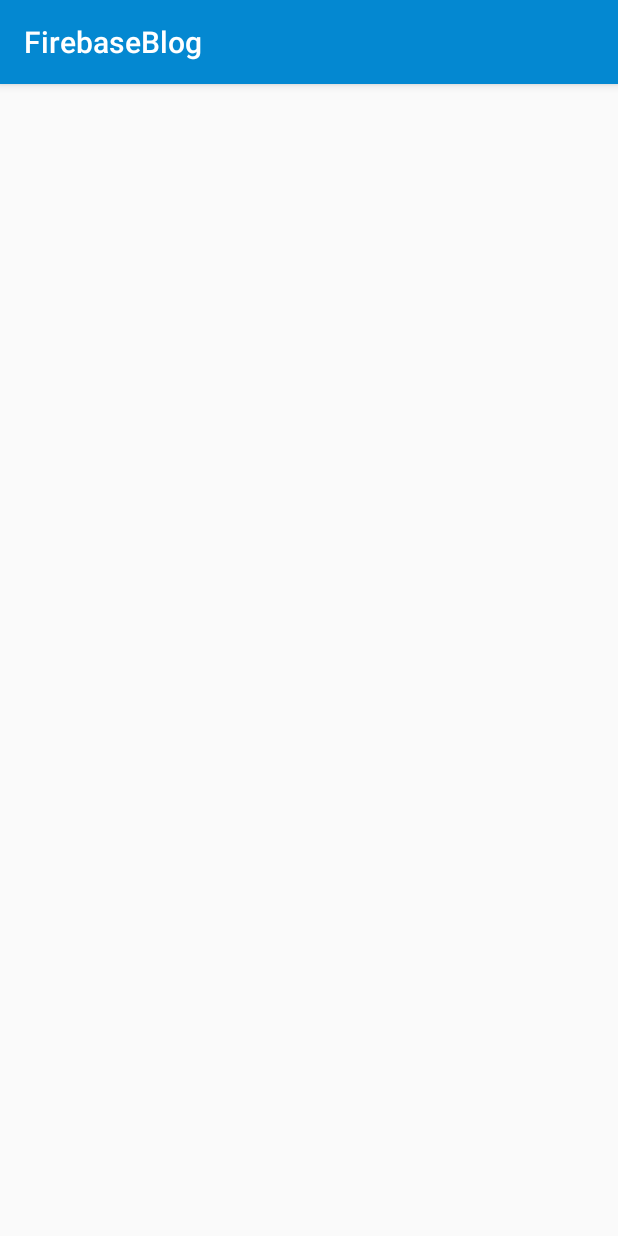
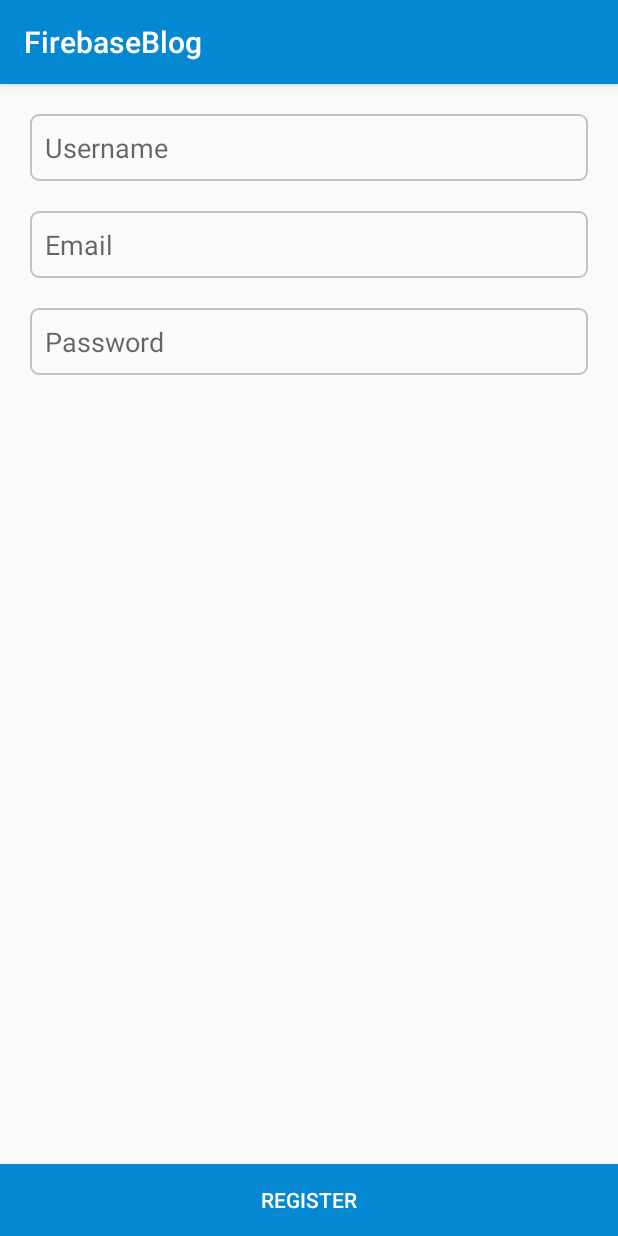
Before and after one commit to Raven0/FirebaseBlog, an Android app: the screen it shows after launch (MainActivity before the commit, RegisterActivity after it), on a phone screen of 412 x 824 dp. Run offline under Robolectric (Android 15) with nearby library versions, the phone set to English and light mode, and no system bars; our stand-ins replace Firebase (no records; nobody signed in at launch, a user with empty details on screens opened directly), Picasso; 2 statements that could not run were skipped.

Commit message:
register
authentication

```diff
--- a/app/build.gradle
+++ b/app/build.gradle
@@ -48,4 +48,5 @@ dependencies {
     testCompile 'junit:junit:4.12'
 }
 
+
 apply plugin: 'com.google.gms.google-services'
--- a/app/src/main/AndroidManifest.xml
+++ b/app/src/main/AndroidManifest.xml
@@ -2,8 +2,8 @@
 <manifest xmlns:android="http://schemas.android.com/apk/res/android"
     package="com.preangerstd.firebaseblog">
 
-    <uses-permission android:name="android.permission.READ_EXTERNAL_STORAGE"/>
-    <uses-permission android:name="android.permission.INTERNET"/>
+    <uses-permission android:name="android.permission.READ_EXTERNAL_STORAGE" />
+    <uses-permission android:name="android.permission.INTERNET" />
 
     <application
         android:allowBackup="true"
@@ -19,7 +19,8 @@
                 <category android:name="android.intent.category.LAUNCHER" />
             </intent-filter>
         </activity>
-        <activity android:name=".PostActivity"></activity>
+        <activity android:name=".PostActivity" />
+        <activity android:name=".RegisterActivity"></activity>
     </application>
 
 </manifest>
--- a/app/src/main/java/com/preangerstd/firebaseblog/MainActivity.java
+++ b/app/src/main/java/com/preangerstd/firebaseblog/MainActivity.java
@@ -3,6 +3,7 @@ package com.preangerstd.firebaseblog;
 import android.content.Context;
 import android.content.Intent;
 import android.os.Bundle;
+import android.support.annotation.NonNull;
 import android.support.v7.app.AppCompatActivity;
 import android.support.v7.widget.LinearLayoutManager;
 import android.support.v7.widget.RecyclerView;
@@ -13,6 +14,7 @@ import android.widget.ImageView;
 import android.widget.TextView;
 
 import com.firebase.ui.database.FirebaseRecyclerAdapter;
+import com.google.firebase.auth.FirebaseAuth;
 import com.google.firebase.database.DatabaseReference;
 import com.google.firebase.database.FirebaseDatabase;
 import com.squareup.picasso.Picasso;
@@ -21,11 +23,25 @@ public class MainActivity extends AppCompatActivity {
 
     private RecyclerView blogList;
     private DatabaseReference mDatabase;
+    private FirebaseAuth mAuth;
+    private FirebaseAuth.AuthStateListener mAuthListener;
 
     @Override
     protected void onCreate(Bundle savedInstanceState) {
         super.onCreate(savedInstanceState);
         setContentView(R.layout.activity_main);
+
+        mAuth = FirebaseAuth.getInstance();
+        mAuthListener = new FirebaseAuth.AuthStateListener() {
+            @Override
+            public void onAuthStateChanged(@NonNull FirebaseAuth firebaseAuth) {
+                if(firebaseAuth.getCurrentUser() == null){
+                    Intent loginIntent = new Intent(MainActivity.this, RegisterActivity.class);
+                    loginIntent.addFlags(Intent.FLAG_ACTIVITY_CLEAR_TOP);
+                    startActivity(loginIntent);
+                }
+            }
+        };
 
         blogList = (RecyclerView) findViewById(R.id.blogList);
         blogList.setHasFixedSize(true);
@@ -36,6 +52,8 @@ public class MainActivity extends AppCompatActivity {
     @Override
     protected void onStart() {
         super.onStart();
+
+        mAuth.addAuthStateListener(mAuthListener);
 
         FirebaseRecyclerAdapter<BlogPost, PostViewHolder> firebaseRecyclerAdapter = new FirebaseRecyclerAdapter<BlogPost, PostViewHolder>(
 
--- /dev/null
+++ b/app/src/main/java/com/preangerstd/firebaseblog/RegisterActivity.java
@@ -0,0 +1,23 @@
+package com.preangerstd.firebaseblog;
+
+import android.support.v7.app.AppCompatActivity;
+import android.os.Bundle;
+import android.widget.Button;
+import android.widget.EditText;
+
+public class RegisterActivity extends AppCompatActivity {
+
+    private EditText tbUsername,tbEmail,tbPass;
+    private Button btnRegist;
+
+    @Override
+    protected void onCreate(Bundle savedInstanceState) {
+        super.onCreate(savedInstanceState);
+        setContentView(R.layout.activity_register);
+
+        tbUsername = (EditText) findViewById(R.id.tbUname);
+        tbEmail = (EditText) findViewById(R.id.tbEmail);
+        tbPass = (EditText) findViewById(R.id.tbPassword);
+        btnRegist = (Button) findViewById(R.id.btnRegister);
+    }
+}
--- /dev/null
+++ b/app/src/main/res/layout/activity_register.xml
@@ -0,0 +1,68 @@
+<?xml version="1.0" encoding="utf-8"?>
+<RelativeLayout xmlns:android="http://schemas.android.com/apk/res/android"
+    xmlns:app="http://schemas.android.com/apk/res-auto"
+    xmlns:tools="http://schemas.android.com/tools"
+    android:layout_width="match_parent"
+    android:layout_height="match_parent"
+    tools:context="com.preangerstd.firebaseblog.RegisterActivity">
+
+    <EditText
+        android:id="@+id/tbUname"
+        android:layout_width="match_parent"
+        android:layout_height="wrap_content"
+        android:background="@drawable/input_outline"
+        android:ems="10"
+        android:hint="Username"
+        android:inputType="textPersonName"
+        android:layout_marginLeft="20dp"
+        android:layout_marginRight="20dp"
+        android:layout_marginTop="20dp"
+        android:padding="10dp"
+        android:selectAllOnFocus="false"
+        android:layout_alignParentRight="true"
+        android:layout_alignParentEnd="true" />
+
+    <EditText
+        android:id="@+id/tbEmail"
+        android:layout_width="match_parent"
+        android:layout_height="wrap_content"
+        android:layout_alignParentLeft="true"
+        android:layout_alignParentStart="true"
+        android:layout_marginLeft="20dp"
+        android:layout_marginRight="20dp"
+        android:layout_marginTop="20dp"
+        android:background="@drawable/input_outline"
+        android:ems="10"
+        android:hint="Email"
+        android:inputType="textEmailAddress"
+        android:padding="10dp"
+        android:selectAllOnFocus="false"
+        android:layout_below="@+id/tbUname"
+        />
+
+    <EditText
+        android:id="@+id/tbPassword"
+        android:layout_width="match_parent"
+        android:layout_height="wrap_content"
+        android:background="@drawable/input_outline"
+        android:ems="10"
+        android:hint="Password"
+        android:inputType="textPassword"
+        android:padding="10dp"
+        android:selectAllOnFocus="false"
+        android:layout_below="@+id/tbEmail"
+        android:layout_centerHorizontal="true"
+        android:layout_marginLeft="20dp"
+        android:layout_marginRight="20dp"
+        android:layout_marginTop="20dp"/>
+
+    <Button
+        android:id="@+id/btnRegister"
+        android:layout_width="match_parent"
+        android:layout_height="wrap_content"
+        android:text="Register"
+        android:textColor="@android:color/white"
+        android:layout_alignParentBottom="true"
+        android:layout_centerHorizontal="true"
+        android:background="@color/colorPrimary"/>
+</RelativeLayout>
```
